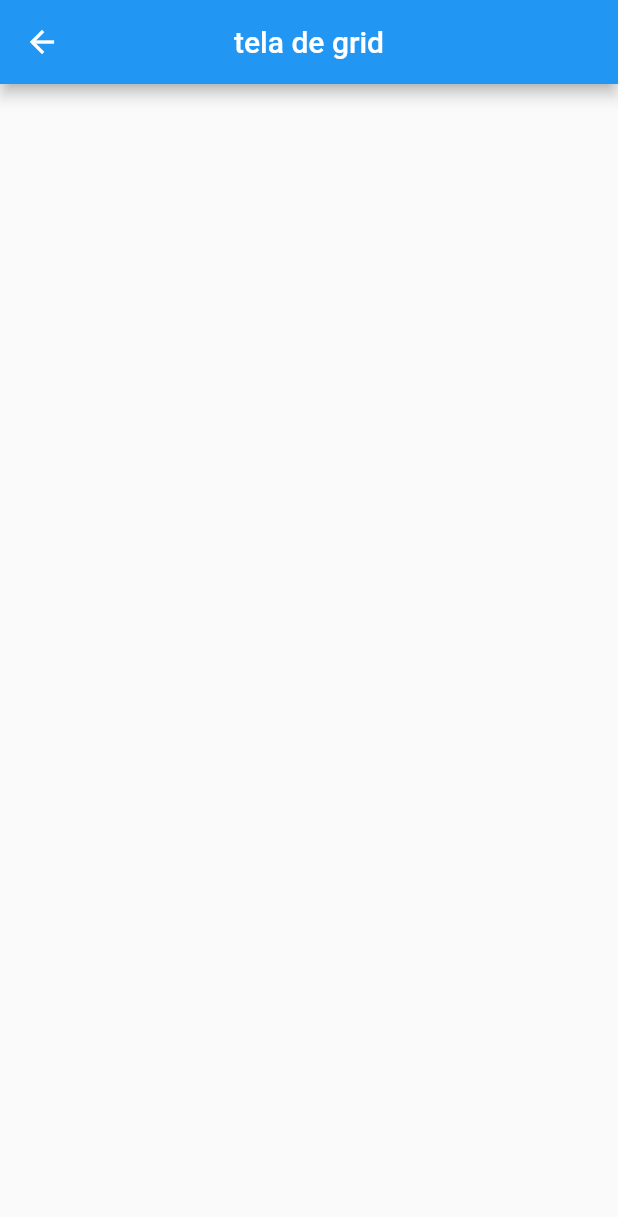
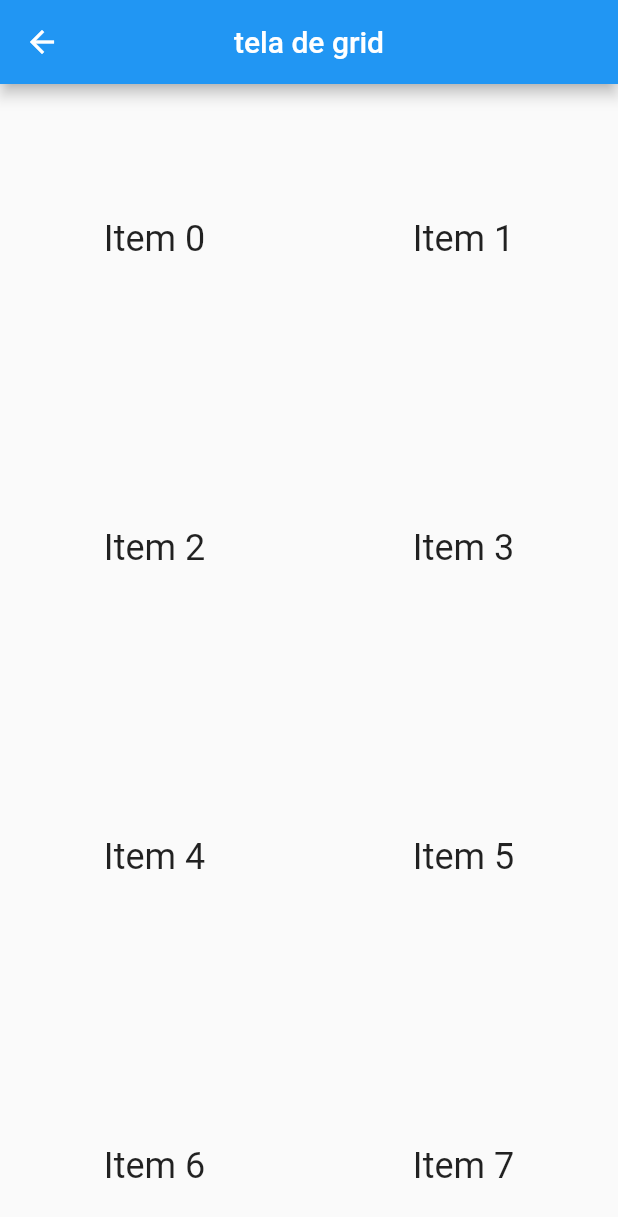
Before and after one commit to Jowelves/desenvolvimento_aula, a Flutter app: the Grid screen opened directly, on a phone screen of 412 x 824 dp. Shown: the top 1217 px of the screen. Run offline on Flutter 3.47's test engine with Material 2 defaults, Android fonts, the phone set to English and light mode, and no system bars.

```diff
--- a/lib/grid.dart
+++ b/lib/grid.dart
@@ -13,8 +13,18 @@ class _GridState extends State<Grid> {
         title: Text("tela de grid"),
         centerTitle: true,
       ),
-      body: Container(
-        child: null,
+      body: GridView.count(
+        // Cria um grid com duas colunas
+        crossAxisCount: 2,
+        // Gera 100 Widgets que exibem o seu índice
+        children: List.generate(10, (index) {
+          return Center(
+            child: Text(
+              'Item $index',
+              style: Theme.of(context).textTheme.headline,
+            ),
+          );
+        }),
       ),
     );
   }
--- a/lib/login.dart
+++ b/lib/login.dart
@@ -33,7 +33,8 @@ class _LoginState extends State<Login> {
         appBar: AppBar(
             foregroundColor: Colors.black,
             backgroundColor: Colors.white,
-            title: Row(
+            title: Container(
+              child: Row(
                 crossAxisAlignment: CrossAxisAlignment.center,
                 mainAxisAlignment: MainAxisAlignment.spaceEvenly,
                 children: [
@@ -44,7 +45,7 @@ class _LoginState extends State<Login> {
                   Image.asset(
                     "images/SantanderLogo.png",
                     fit: BoxFit.cover,
-                  height: 150.0,
+                    scale: 3.0,
                   ),
                   IconButton(
                     icon: Icon(Icons.refresh, color: Colors.red),
@@ -53,6 +54,7 @@ class _LoginState extends State<Login> {
                     },
                   )
                 ],
+              ),
             )),
         body: Container(
           height: MediaQuery.of(context).size.height,
--- a/lib/main.dart
+++ b/lib/main.dart
@@ -1,9 +1,10 @@
 import 'package:desenvolvimento_aula/home.dart';
 import 'package:flutter/material.dart';
 
+//Parte principal inicial da aplicação
 void main() {
   runApp(MaterialApp(
     debugShowCheckedModeBanner: false,
-    home: Home(),
+    home: Home(), //depois de iniciado ele chama a proxima pagina
   ));
 }
```
Also changed, not shown: lib/home.dart (+22 -4 lines), lib/recuperar.dart (+13 -2 lines). Lines whose indentation alone changed are shown as unchanged.
